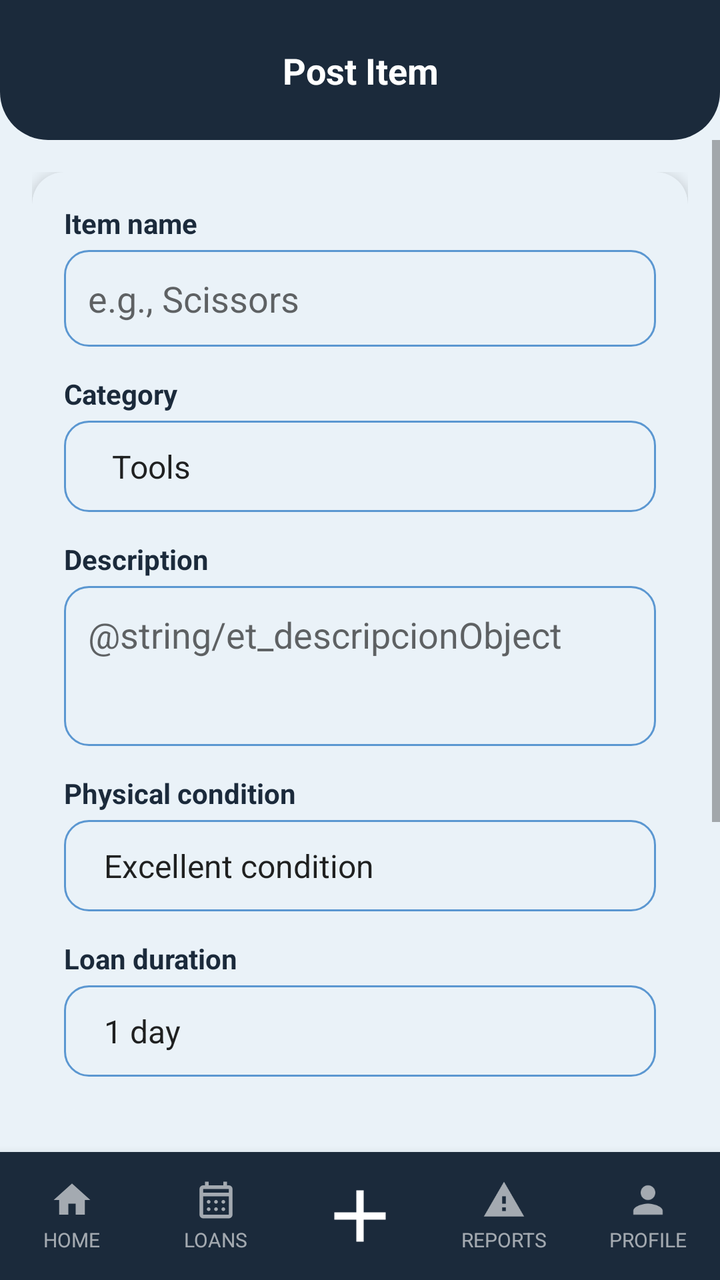
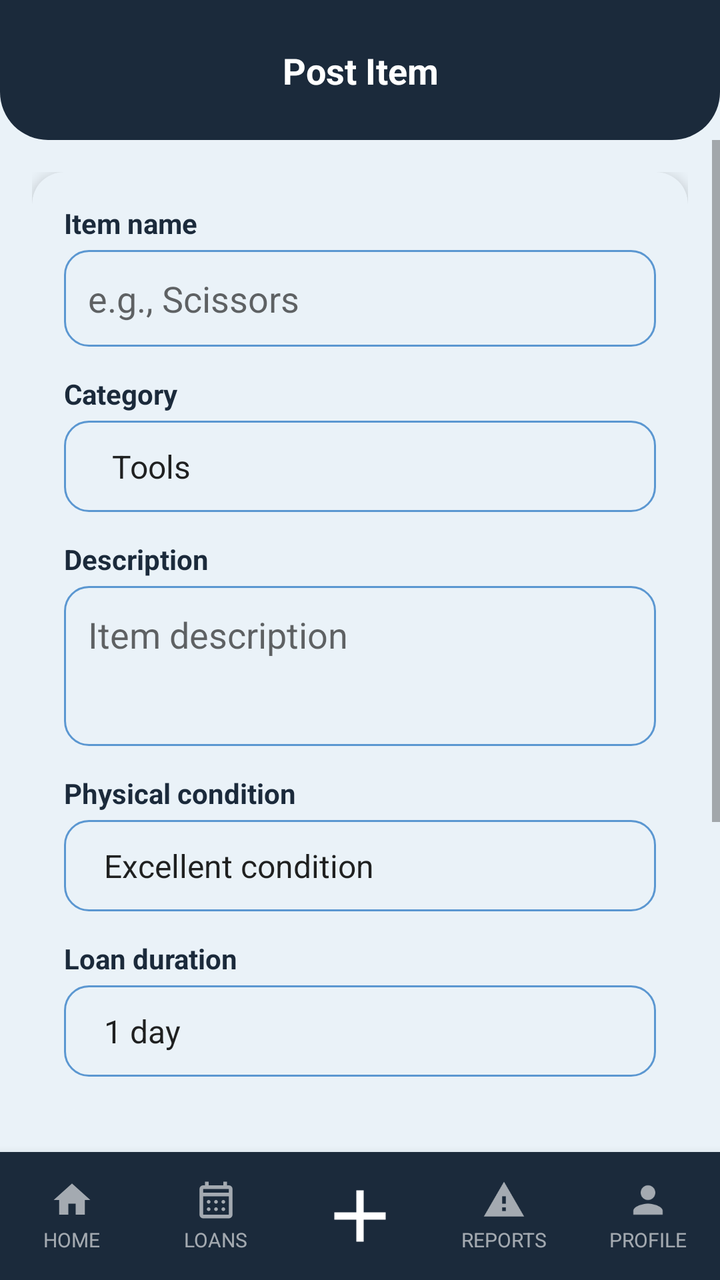

Screens rendered from an Android XML layout before and after an edit, with the pre-edit source and the edit as a unified diff.
<!-- AndroidManifest.xml: application theme Theme.YipShare -->
<!-- res/layout/activity_formulario_articulo.xml -->
<?xml version="1.0" encoding="utf-8"?>
<androidx.constraintlayout.widget.ConstraintLayout
    xmlns:android="http://schemas.android.com/apk/res/android"
    xmlns:app="http://schemas.android.com/apk/res-auto"
    android:id="@+id/main"
    android:layout_width="match_parent"
    android:layout_height="match_parent"
    android:background="@color/fondo_pantalla">


    <View
        android:id="@+id/bg_header"
        android:layout_width="0dp"
        android:layout_height="0dp"
        android:background="@drawable/bg_header"
        app:layout_constraintTop_toTopOf="parent"
        app:layout_constraintStart_toStartOf="parent"
        app:layout_constraintEnd_toEndOf="parent"
        app:layout_constraintBottom_toBottomOf="@id/guideline_header" />

    <androidx.constraintlayout.widget.Guideline
        android:id="@+id/guideline_header"
        android:layout_width="wrap_content"
        android:layout_height="wrap_content"
        android:orientation="horizontal"
        app:layout_constraintGuide_begin="70dp" />

    <androidx.constraintlayout.widget.Guideline
        android:id="@+id/guideline_status"
        android:layout_width="wrap_content"
        android:layout_height="wrap_content"
        android:orientation="horizontal"
        app:layout_constraintGuide_begin="0dp" />


    <TextView
        android:id="@+id/tv_titulo_pantalla"
        android:layout_width="0dp"
        android:layout_height="wrap_content"
        android:text="@string/FA_tv_titulo_pantalla"
        android:textAlignment="center"
        android:textColor="@android:color/white"
        android:textStyle="bold"
        android:textSize="18sp"
        android:gravity="center"
        app:layout_constraintTop_toBottomOf="@id/guideline_status"
        app:layout_constraintBottom_toTopOf="@id/guideline_header"
        app:layout_constraintStart_toStartOf="parent"
        app:layout_constraintEnd_toEndOf="parent"  />


    <ScrollView
        android:layout_width="0dp"
        android:layout_height="0dp"
        app:layout_constraintTop_toBottomOf="@id/guideline_header"
        app:layout_constraintStart_toStartOf="parent"
        app:layout_constraintEnd_toEndOf="parent"
        app:layout_constraintBottom_toTopOf="@id/bottom_nav">

        <androidx.constraintlayout.widget.ConstraintLayout
            android:layout_width="match_parent"
            android:layout_height="wrap_content"
            android:padding="16dp">

            <androidx.cardview.widget.CardView
                android:id="@+id/card_formulario"
                android:layout_width="0dp"
                android:layout_height="wrap_content"
                app:cardCornerRadius="16dp"
                app:cardElevation="4dp"
                app:cardBackgroundColor="@color/color_tarjeta"
                app:layout_constraintTop_toTopOf="parent"
                app:layout_constraintStart_toStartOf="parent"
                app:layout_constraintEnd_toEndOf="parent">

                <LinearLayout
                    android:layout_width="match_parent"
                    android:layout_height="wrap_content"
                    android:orientation="vertical"
                    android:padding="16dp">

                    <TextView
                        style="@style/TextTitle"
                        android:layout_width="wrap_content"
                        android:layout_height="wrap_content"
                        android:textSize="14sp"
                        android:text="@string/FA_nombre_articulo" />

                    <EditText
                        android:id="@+id/et_nombre_articulo"
                        android:layout_width="match_parent"
                        android:layout_height="wrap_content"
                        android:layout_marginTop="4dp"
                        android:background="@drawable/bg_input"
                        android:padding="12dp"
                        android:inputType="textCapSentences"
                        android:hint="@string/et_nombre_articulo"
                        />

                    <TextView
                        style="@style/TextTitle"
                        android:layout_width="wrap_content"
                        android:layout_height="wrap_content"
                        android:layout_marginTop="14dp"
                        android:textSize="14sp"
                        android:text="@string/FA_categoria" />

                    <Spinner
                        android:id="@+id/spinner_categoria"
                        style="@style/InputBrand"
                        android:layout_width="match_parent"
                        android:layout_height="wrap_content"
                        android:layout_marginTop="4dp"
                        android:entries="@array/categorias_articulo"
                        android:spinnerMode="dropdown" />

                    <TextView
                        style="@style/TextTitle"
                        android:layout_width="wrap_content"
                        android:layout_height="wrap_content"
                        android:layout_marginTop="14dp"
                        android:textSize="14sp"
                        android:text="@string/FA_descripcion" />

                    <EditText
                        android:id="@+id/et_descripcion"
                        android:layout_width="match_parent"
                        android:layout_height="80dp"
                        android:layout_marginTop="4dp"
                        android:background="@drawable/bg_input"
                        android:padding="12dp"
                        android:gravity="top|start"
                        android:inputType="textMultiLine|textCapSentences"
                        android:hint="@string/et_descripcionObject" />

                    <TextView
                        style="@style/TextTitle"
                        android:layout_width="wrap_content"
                        android:layout_height="wrap_content"
                        android:layout_marginTop="14dp"
                        android:textSize="14sp"
                        android:text="@string/FA_TextTitle" />

                    <Spinner
                        android:id="@+id/sp_estado_fisico"
                        android:layout_width="match_parent"
                        android:layout_height="wrap_content"
                        android:layout_marginTop="4dp"
                        android:background="@drawable/bg_input"
                        android:padding="12dp"
                        android:entries="@array/opciones_estado_fisico"
                        android:spinnerMode="dropdown" />

                    <TextView
                        android:id="@+id/tv_tiempo_prestamo"
                        style="@style/TextTitle"
                        android:layout_width="wrap_content"
                        android:layout_height="wrap_content"
                        android:layout_marginTop="14dp"
                        android:textSize="14sp"
                        android:text="@string/tv_tiempo_prestamo" />
                    <Spinner
                        android:id="@+id/sp_tiempo_prestamo"
                        android:layout_width="match_parent"
                        android:layout_height="wrap_content"
                        android:layout_marginTop="4dp"
                        android:background="@drawable/bg_input"
                        android:padding="12dp"
                        android:entries="@array/tiempo_prestamo"
                        android:spinnerMode="dropdown" />



                    <FrameLayout
                        android:layout_width="match_parent"
                        android:layout_height="140dp"
                        android:layout_marginTop="16dp"
                        android:background="@drawable/bg_placeholder_imagen">

                        <ImageView
                            android:id="@+id/iv_preview_imagen"
                            android:layout_width="match_parent"
                            android:layout_height="match_parent"
                            android:scaleType="centerCrop"
                            android:contentDescription="@string/iv_preview_imagen"
                            android:visibility="gone" />

                        <Button
                            android:id="@+id/btn_cambiar_imagen"
                            style="@style/ButtonPrimary"
                            android:layout_width="300dp"
                            android:layout_height="wrap_content"
                            android:layout_gravity="center"
                            android:text="@string/btn_cambiar_imagen" />

                    </FrameLayout>

                    <TextView
                        android:layout_width="match_parent"
                        android:layout_height="wrap_content"
                        android:layout_marginTop="6dp"
                        android:textAlignment="center"
                        android:gravity="center"
                        android:textStyle="bold"
                        android:textSize="12sp"
                        android:text="@string/FA_formatos" />

                </LinearLayout>

            </androidx.cardview.widget.CardView>

            <Button
                android:id="@+id/btn_accion_principal"
                style="@style/ButtonPrimary"
                android:layout_width="0dp"
                android:layout_height="52dp"
                android:text="@string/btn_accion_principal"
                android:layout_marginTop="20dp"
                app:layout_constraintTop_toBottomOf="@id/card_formulario"
                app:layout_constraintStart_toStartOf="parent"
                app:layout_constraintEnd_toEndOf="parent" />

            <Button
                android:id="@+id/btn_borrar_objeto"
                style="@style/ButtonPrimary"
                android:layout_width="wrap_content"
                android:layout_height="wrap_content"
                android:text="@string/btn_borrar_objeto"
                android:layout_marginTop="12dp"
                android:layout_marginBottom="16dp"
                android:visibility="gone"
                app:layout_constraintTop_toBottomOf="@id/btn_accion_principal"
                app:layout_constraintStart_toStartOf="parent"
                app:layout_constraintEnd_toEndOf="parent"
                app:layout_constraintBottom_toBottomOf="parent" />

        </androidx.constraintlayout.widget.ConstraintLayout>

    </ScrollView>


    <LinearLayout
        android:id="@+id/bottom_nav"
        android:layout_width="0dp"
        android:layout_height="64dp"
        android:orientation="horizontal"
        android:weightSum="5"
        android:background="@color/azul_yipshare"
        android:elevation="8dp"
        app:layout_constraintBottom_toBottomOf="parent"
        app:layout_constraintStart_toStartOf="parent"
        app:layout_constraintEnd_toEndOf="parent"
        android:baselineAligned="false">

        <LinearLayout
            android:id="@+id/nav_inicio"
            android:layout_width="0dp"
            android:layout_height="match_parent"
            android:layout_weight="1"
            android:orientation="vertical"
            android:gravity="center"
            android:clickable="true"
            android:focusable="true"
            android:background="?attr/selectableItemBackgroundBorderless">

            <ImageView
                android:layout_width="22dp"
                android:layout_height="22dp"
                android:src="@drawable/ic_house_princial"
                app:tint="#99FFFFFF"
                android:contentDescription="@string/imageView_inicio" />

            <TextView
                android:layout_width="wrap_content"
                android:layout_height="wrap_content"
                android:text="@string/textView_inicio"
                android:textSize="10sp"
                android:textColor="#99FFFFFF"

                android:layout_marginTop="2dp" />
        </LinearLayout>

        <LinearLayout
            android:id="@+id/nav_prestamos"
            android:layout_width="0dp"
            android:layout_height="match_parent"
            android:layout_weight="1"
            android:orientation="vertical"
            android:gravity="center"
            android:clickable="true"
            android:focusable="true"
            android:background="?attr/selectableItemBackgroundBorderless">

            <ImageView
                android:layout_width="22dp"
                android:layout_height="22dp"
                android:src="@drawable/ic_calendar_month"
                app:tint="#99FFFFFF"
                android:contentDescription="@string/imageView_prestamos" />

            <TextView
                android:layout_width="wrap_content"
                android:layout_height="wrap_content"
                android:text="@string/textView_prestamos"
                android:textColor="#99FFFFFF"
                android:textSize="10sp"
                android:layout_marginTop="2dp" />
        </LinearLayout>

        <LinearLayout
            android:id="@+id/nav_agregar"
            android:layout_width="0dp"
            android:layout_height="match_parent"
            android:layout_weight="1"
            android:orientation="vertical"
            android:gravity="center"
            android:clickable="true"
            android:focusable="true"
            android:background="?attr/selectableItemBackgroundBorderless">

            <ImageView
                android:layout_width="44dp"
                android:layout_height="44dp"
                android:src="@drawable/ic_plus_icon"
                app:tint="@android:color/white"
                android:contentDescription="@string/imageView_agregar" />
        </LinearLayout>

        <LinearLayout
            android:id="@+id/nav_reportes"
            android:layout_width="0dp"
            android:layout_height="match_parent"
            android:layout_weight="1"
            android:orientation="vertical"
            android:gravity="center"
            android:clickable="true"
            android:focusable="true"
            android:background="?attr/selectableItemBackgroundBorderless">

            <ImageView
                android:id="@+id/imageView_reportes"
                android:layout_width="22dp"
                android:layout_height="22dp"
                android:src="@drawable/ic_warning"
                app:tint="#99FFFFFF"
                android:contentDescription="@string/imageView_reportes" />

            <TextView
                android:id="@+id/textView_reportes"
                android:layout_width="wrap_content"
                android:layout_height="wrap_content"
                android:text="@string/textView_reportes"
                android:textColor="#99FFFFFF"
                android:textSize="10sp"
                android:layout_marginTop="2dp" />
        </LinearLayout>

        <LinearLayout
            android:id="@+id/nav_perfil"
            android:layout_width="0dp"
            android:layout_height="match_parent"
            android:layout_weight="1"
            android:orientation="vertical"
            android:gravity="center"
            android:clickable="true"
            android:focusable="true"
            android:background="?attr/selectableItemBackgroundBorderless">

            <ImageView
                android:id="@+id/imageView_perfil"
                android:layout_width="22dp"
                android:layout_height="22dp"
                android:src="@drawable/ic_person"
                app:tint="#99FFFFFF"
                android:contentDescription="@string/imageView_perfil" />

            <TextView
                android:id="@+id/textView_perfil"
                android:layout_width="wrap_content"
                android:layout_height="wrap_content"
                android:text="@string/textView_perfil"
                android:textColor="#99FFFFFF"
                android:textSize="10sp"
                android:layout_marginTop="2dp" />
        </LinearLayout>

    </LinearLayout>

</androidx.constraintlayout.widget.ConstraintLayout>
<!-- resources referenced by this layout -->
<resources>
  <string-array name="categorias_articulo">
          <item>Tools</item>
          <item>Appliances</item>
          <item>Gardening</item>
          <item>Kitchen</item>
          <item>Cleaning</item>
          <item>Electronics</item>
          <item>Automotive</item>
          <item>Others</item>
      </string-array>
  <string-array name="opciones_estado_fisico">
          <item>Excellent condition</item>
          <item>Good condition</item>
          <item>Fair condition</item>
          <item>Poor condition</item>
      </string-array>
  <string-array name="tiempo_prestamo">
          <item>1 day</item>
          <item>2 days</item>
          <item>3 days</item>
          <item>1 week</item>
          <item>2 weeks</item>
          <item>1 month</item>
      </string-array>
  <color name="azul_yipshare">#1B2A3B</color>
  <color name="color_tarjeta">#EAF2F8</color>
  <color name="fondo_pantalla">#EAF2F8</color>
  <!-- drawable bg_header (drawable) -->
  <?xml version="1.0" encoding="utf-8"?>
  <shape xmlns:android="http://schemas.android.com/apk/res/android"
      android:shape="rectangle">
      <solid android:color="@color/azul_yipshare" />
      <corners
          android:bottomLeftRadius="24dp"
          android:bottomRightRadius="24dp" />
  </shape>
  <!-- drawable bg_placeholder_imagen (drawable) -->
  <?xml version="1.0" encoding="utf-8"?>
  <shape xmlns:android="http://schemas.android.com/apk/res/android"
      android:shape="rectangle">
      <solid android:color="@color/input_fondo" />
      <corners android:radius="8dp" />
  </shape>
  <!-- drawable ic_house_princial (drawable) -->
  <vector xmlns:android="http://schemas.android.com/apk/res/android"
      android:width="24dp"
      android:height="24dp"
      android:viewportWidth="24"
      android:viewportHeight="24">
      <path
          android:fillColor="@android:color/white"
          android:pathData="M10,20v-6h4v6h5v-8h3L12,3 2,12h3v8z"/>
  </vector>
  <string name="FA_TextTitle">Physical condition</string>
  <string name="FA_categoria">Category</string>
  <string name="FA_descripcion">Description</string>
  <string name="FA_formatos">Formats: PNG, JPG, JPEG</string>
  <string name="FA_nombre_articulo">Item name</string>
  <string name="FA_tv_titulo_pantalla">Post Item</string>
  <string name="btn_accion_principal">Post</string>
  <string name="btn_borrar_objeto">Delete item</string>
  <string name="btn_cambiar_imagen">Change image</string>
  <string name="et_descripcionObject">Descripción de objeto</string>
  <string name="et_nombre_articulo">e.g., Scissors</string>
  <string name="imageView_agregar">Add</string>
  <string name="imageView_inicio">Home</string>
  <string name="imageView_perfil">Profile</string>
  <string name="imageView_prestamos">Loans</string>
  <string name="imageView_reportes">Reports</string>
  <string name="iv_preview_imagen">Image preview</string>
  <string name="textView_inicio">HOME</string>
  <string name="textView_perfil">PROFILE</string>
  <string name="textView_prestamos">LOANS</string>
  <string name="textView_reportes">REPORTS</string>
  <string name="tv_tiempo_prestamo">Loan duration</string>
  <style name="TextTitle">
          <item name="android:textColor">@color/azul_yipshare</item>
          <item name="android:textSize">18sp</item>
          <item name="android:textStyle">bold</item>
      </style>
  <style name="Theme.YipShare" parent="Theme.AppCompat.DayNight.NoActionBar">
          <item name="android:windowBackground">@color/fondo_pantalla</item>
      </style>
  <color name="input_fondo">#EAF2F8</color>
  <color name="input_stroke">#5B97D1</color>
  <!-- drawable bg_button_primary (drawable) -->
  <?xml version="1.0" encoding="utf-8"?>
  <shape xmlns:android="http://schemas.android.com/apk/res/android"
      android:shape="rectangle">
      <solid android:color="@color/azul_yipshare" />
      <corners android:radius="12dp" />
  </shape>
  <color name="texto_primario">#0D1622</color>
  <color name="texto_hint">#2E4258</color>
  <!-- unchanged entries left out for length: 7 -->
</resources>

<!-- the commit's change to res/layout/activity_formulario_articulo.xml (unified diff, before → after) -->
@@ -131,7 +131,7 @@
                         android:padding="12dp"
                         android:gravity="top|start"
                         android:inputType="textMultiLine|textCapSentences"
-                        android:hint="@string/et_descripcionObject" />
+                        android:hint="@string/et_descripcion" />
 
                     <TextView
                         style="@style/TextTitle"
<!-- resource entries referenced after the edit -->
@@ -62,7 +62,7 @@
   <string name="btn_accion_principal">Post</string>
   <string name="btn_borrar_objeto">Delete item</string>
   <string name="btn_cambiar_imagen">Change image</string>
-  <string name="et_descripcionObject">Descripción de objeto</string>
+  <string name="et_descripcion">Item description</string>
   <string name="et_nombre_articulo">e.g., Scissors</string>
   <string name="imageView_agregar">Add</string>
   <string name="imageView_inicio">Home</string>
